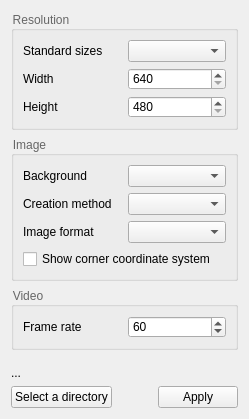
This is utils/addFC_Explode_set.ui in GS90/addFC as Qt 5 draws it before an edit. The edited form follows.
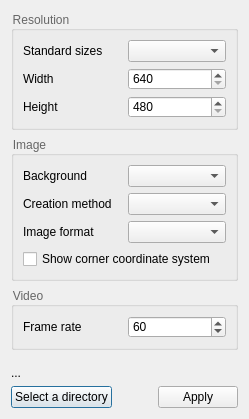
This is the edited form.

```diff
--- a/utils/addFC_Explode_set.ui
+++ b/utils/addFC_Explode_set.ui
@@ -2,7 +2,7 @@
 <ui version="4.0">
  <author>Golodnikov Sergey</author>
  <class>Form</class>
- <widget class="QWidget" name="Form">
+ <widget class="QDialog" name="Form">
   <property name="windowTitle">
    <string>Export settings</string>
   </property>
```
